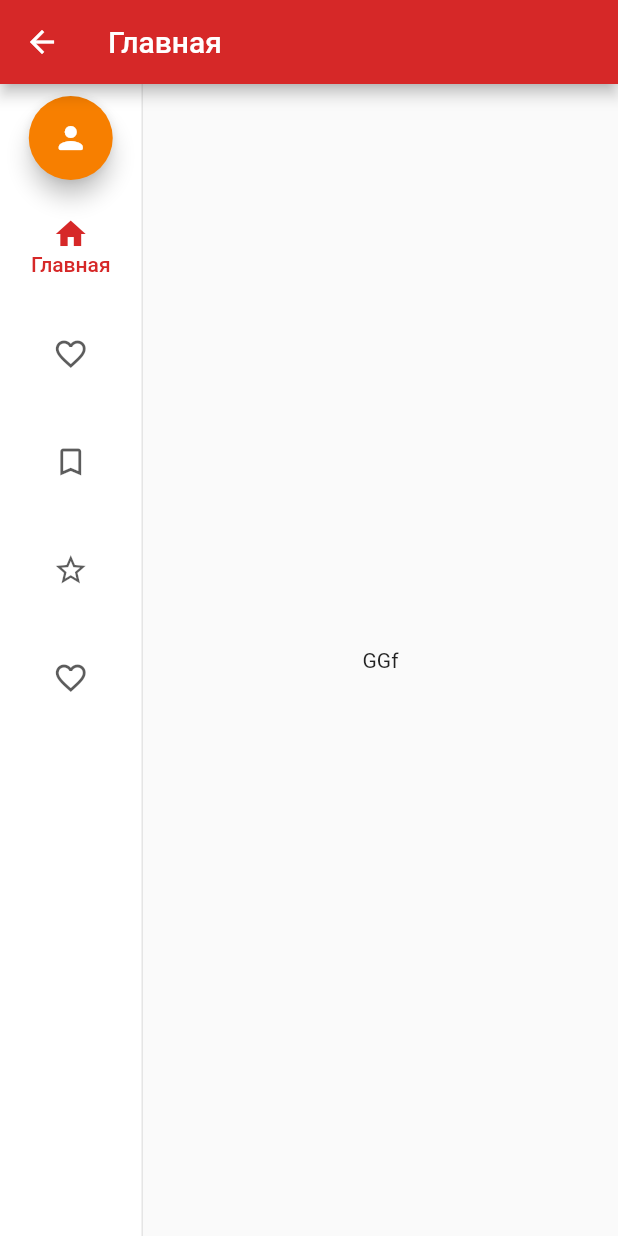
After one commit to khudysh/Academus, a Flutter app: the DesktopView screen opened directly, on a phone screen of 412 x 824 dp. The commit adds this screen. Run offline on Flutter 3.47's test engine with Material 2 defaults, Android fonts, the phone set to English and light mode, and no system bars; our stand-ins replace adaptive_breakpoints.

Commit message:
Added nav to all screens in desktop view

```diff
--- a/lib/main.dart
+++ b/lib/main.dart
@@ -1,6 +1,7 @@
 import 'package:flutter/material.dart';
 import 'package:srm_test/app.dart';
 import 'package:srm_test/resources/theme.dart';
+
 
 void main() {
   runApp(const MainPage());
--- /dev/null
+++ b/lib/screens/home.dart
@@ -0,0 +1,15 @@
+import 'package:flutter/material.dart';
+
+class Home extends StatefulWidget {
+  @override
+  _HomeState createState() => _HomeState();
+}
+
+class _HomeState extends State<Home> {
+
+  @override
+  Widget build(BuildContext context) {
+    return const Center(child:  Text("GGf"));
+  }
+
+}
--- a/lib/widgets/desktopView.dart
+++ b/lib/widgets/desktopView.dart
@@ -1,6 +1,6 @@
 import 'package:flutter/material.dart';
 import 'package:srm_test/widgets/swithBody.dart';
-
+import 'package:srm_test/widgets/navigation.dart';
 class DesktopView extends StatefulWidget {
   const DesktopView({Key? key}) : super(key: key);
 
@@ -27,19 +27,20 @@ class _DesktopViewState extends State<DesktopView> with RestorationMixin {
 
   @override
   Widget build(BuildContext context) {
-    final theme = Theme.of(context);
-    final destinationFirst = "Журнал";
-    final destinationSecond = "Расписание";
-    final destinationThird = "Группы";
-    final destinationFour = "Ученики";
+
+    final destinationRegister = "Журнал";
+    final destinationTimetable = "Расписание";
+    final destinationGroups = "Группы";
+    final destinationStudents = "Ученики";
+    final destinationHome = "Главная";
     final selectedItem = <String>[
-      destinationFirst,
-      destinationSecond,
-      destinationThird,
-      destinationFour,
+      destinationHome,
+      destinationRegister,
+      destinationTimetable,
+      destinationGroups,
+      destinationStudents,
     ];
       return Scaffold(
-
         appBar: AppBar(
           title: Text(
             selectedItem[_selectedIndex.value],
@@ -49,7 +50,9 @@ class _DesktopViewState extends State<DesktopView> with RestorationMixin {
           children: [
             NavigationRail(
               leading: FloatingActionButton(
-                onPressed: () {},
+                onPressed: () {setState(() {
+                  _selectedIndex.value = 0;
+                });},
                 child: const Icon(Icons.person_rounded),
               ),
               selectedIndex: _selectedIndex.value,
@@ -62,13 +65,24 @@ class _DesktopViewState extends State<DesktopView> with RestorationMixin {
               destinations: [
                 NavigationRailDestination(
                   icon: const Icon(
+                    Icons.home_outlined,
+                  ),
+                  selectedIcon: const Icon(
+                    Icons.home,
+                  ),
+                  label: Text(
+                    destinationHome,
+                  ),
+                ),
+                NavigationRailDestination(
+                  icon: const Icon(
                     Icons.favorite_border,
                   ),
                   selectedIcon: const Icon(
                     Icons.favorite,
                   ),
                   label: Text(
-                    destinationFirst,
+                    destinationRegister,
                   ),
                 ),
                 NavigationRailDestination(
@@ -79,7 +93,7 @@ class _DesktopViewState extends State<DesktopView> with RestorationMixin {
                     Icons.book,
                   ),
                   label: Text(
-                    destinationSecond,
+                    destinationTimetable,
                   ),
                 ),
                 NavigationRailDestination(
@@ -90,7 +104,7 @@ class _DesktopViewState extends State<DesktopView> with RestorationMixin {
                     Icons.star,
                   ),
                   label: Text(
-                    destinationThird,
+                    destinationGroups,
                   ),
                 ),
                 NavigationRailDestination(
@@ -101,7 +115,7 @@ class _DesktopViewState extends State<DesktopView> with RestorationMixin {
                     Icons.favorite,
                   ),
                   label: Text(
-                    destinationFour,
+                    destinationStudents,
                   ),
                 ),
               ],
--- a/lib/widgets/swithBody.dart
+++ b/lib/widgets/swithBody.dart
@@ -1,15 +1,23 @@
 import 'package:flutter/material.dart';
-import 'package:srm_test/layouts/groups.dart';
-import 'package:srm_test/layouts/timetable.dart';
+import 'package:srm_test/screens/groups.dart';
+import 'package:srm_test/screens/timetable.dart';
+import 'package:srm_test/screens/register.dart';
+import 'package:srm_test/screens/home.dart';
+import 'package:srm_test/screens/students.dart';
 
 Widget switchBody(int selectedIndex) {
-  if (selectedIndex == 0) {
-    return Groups();
-  }
-  else if (selectedIndex == 1) {
-    return TimeTable();
-  }
-  else {
-    return Text("GG");
+  switch (selectedIndex) {
+    case 0:
+      return Home();
+    case 1:
+      return Register();
+    case 2:
+      return TimeTable();
+    case 3:
+      return Groups();
+    case 4:
+      return Students();
+    default:
+      return Home();
   }
 }
--- a/pubspec.yaml
+++ b/pubspec.yaml
@@ -36,6 +36,7 @@ dependencies:
   cupertino_icons: ^1.0.2
   adaptive_breakpoints: ^0.1.1
   sidebarx: ^0.2.1+1
+  get: ^4.6.1
 
 dev_dependencies:
   flutter_test:
```
Also changed, not shown: lib/routes.dart (added, +10 -0 lines), lib/screens/register.dart (added, +17 -0 lines), lib/screens/students.dart (added, +15 -0 lines), lib/widgets/mobileView.dart (+16 -15 lines), lib/widgets/navigation.dart (+19 -24 lines), lib/layouts/register.dart (deleted), lib/layouts/students.dart (deleted), lib/screens/groups.dart (renamed from lib/layouts/groups.dart), lib/screens/timetable.dart (renamed from lib/layouts/timetable.dart), pubspec.lock.
